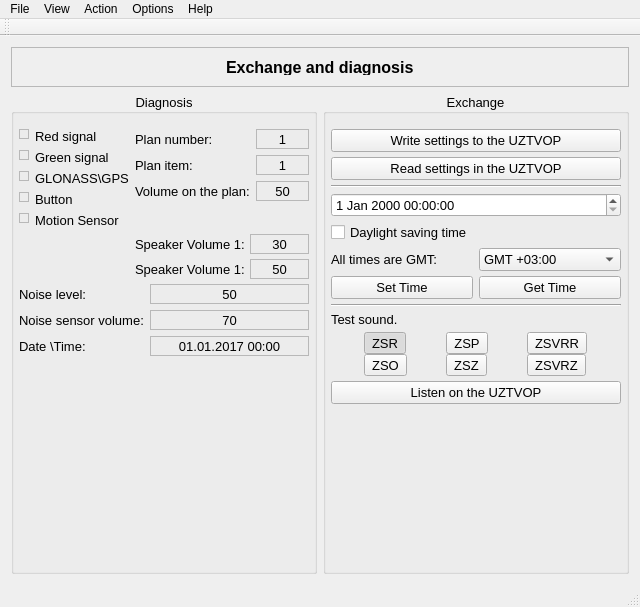
Before: the Qt Designer form mainwindow.ui in tuzhikov/ConfigSoundSetting, drawn with Qt 5.
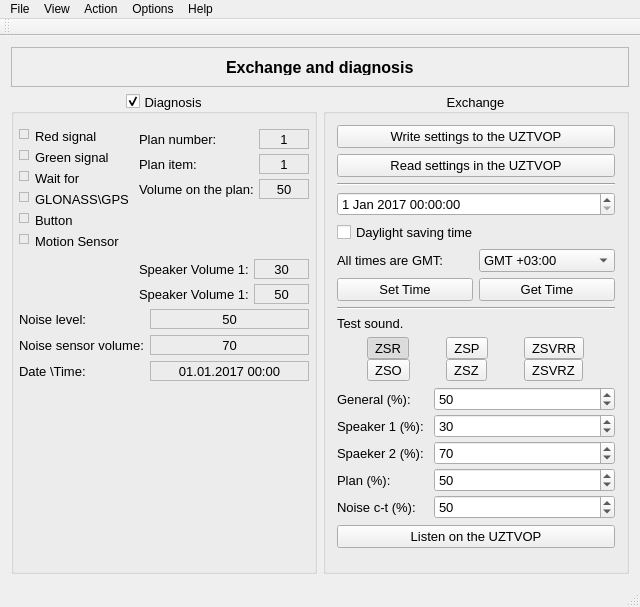
After: the same form once the commit is applied. The open tabs and pages were chosen to show the change. Icons and pictures are not drawn.

The edit to the form file:
```diff
--- a/mainwindow.ui
+++ b/mainwindow.ui
@@ -2153,6 +2153,9 @@
           <property name="alignment">
            <set>Qt::AlignCenter</set>
           </property>
+          <property name="checkable">
+           <bool>true</bool>
+          </property>
           <layout class="QGridLayout" name="gridLayout_10">
            <property name="leftMargin">
             <number>5</number>
@@ -2171,6 +2174,12 @@
            </property>
            <item row="0" column="0">
             <layout class="QFormLayout" name="formLayout_8">
+             <property name="horizontalSpacing">
+              <number>10</number>
+             </property>
+             <property name="verticalSpacing">
+              <number>10</number>
+             </property>
              <item row="0" column="0">
               <layout class="QFormLayout" name="formLayout_7">
                <item row="0" column="0">
@@ -2243,7 +2252,7 @@
                  </property>
                 </widget>
                </item>
-               <item row="2" column="0">
+               <item row="3" column="0">
                 <widget class="QLabel" name="lbOnGPS">
                  <property name="minimumSize">
                   <size>
@@ -2271,14 +2280,14 @@
                  </property>
                 </widget>
                </item>
-               <item row="2" column="1">
+               <item row="3" column="1">
                 <widget class="QLabel" name="label_41">
                  <property name="text">
                   <string>GLONASS\GPS</string>
                  </property>
                 </widget>
                </item>
-               <item row="3" column="0">
+               <item row="4" column="0">
                 <widget class="QLabel" name="lbButtonOn">
                  <property name="minimumSize">
                   <size>
@@ -2306,14 +2315,14 @@
                  </property>
                 </widget>
                </item>
-               <item row="3" column="1">
+               <item row="4" column="1">
                 <widget class="QLabel" name="label_42">
                  <property name="text">
                   <string>Button</string>
                  </property>
                 </widget>
                </item>
-               <item row="4" column="0">
+               <item row="6" column="0">
                 <widget class="QLabel" name="lbMotionSens">
                  <property name="minimumSize">
                   <size>
@@ -2341,17 +2350,52 @@
                  </property>
                 </widget>
                </item>
-               <item row="4" column="1">
+               <item row="6" column="1">
                 <widget class="QLabel" name="label_43">
                  <property name="text">
                   <string>Motion Sensor</string>
                  </property>
                 </widget>
                </item>
+               <item row="2" column="1">
+                <widget class="QLabel" name="label_54">
+                 <property name="text">
+                  <string>Wait for</string>
+                 </property>
+                </widget>
+               </item>
+               <item row="2" column="0">
+                <widget class="QLabel" name="lbWait">
+                 <property name="minimumSize">
+                  <size>
+                   <width>10</width>
+                   <height>10</height>
+                  </size>
+                 </property>
+                 <property name="maximumSize">
+                  <size>
+                   <width>10</width>
+                   <height>10</height>
+                  </size>
+                 </property>
+                 <property name="frameShape">
+                  <enum>QFrame::StyledPanel</enum>
+                 </property>
+                 <property name="text">
+                  <string/>
+                 </property>
+                </widget>
+               </item>
               </layout>
              </item>
              <item row="0" column="1">
               <layout class="QFormLayout" name="formLayout_4">
+               <property name="horizontalSpacing">
+                <number>5</number>
+               </property>
+               <property name="verticalSpacing">
+                <number>5</number>
+               </property>
                <item row="0" column="0">
                 <widget class="QLabel" name="label_30">
                  <property name="text">
@@ -2650,21 +2694,6 @@
            <set>Qt::AlignCenter</set>
           </property>
           <layout class="QVBoxLayout" name="verticalLayout_3">
-           <property name="spacing">
-            <number>5</number>
-           </property>
-           <property name="leftMargin">
-            <number>5</number>
-           </property>
-           <property name="topMargin">
-            <number>15</number>
-           </property>
-           <property name="rightMargin">
-            <number>5</number>
-           </property>
-           <property name="bottomMargin">
-            <number>5</number>
-           </property>
            <item>
             <widget class="QPushButton" name="pbWriteProject">
              <property name="text">
@@ -2687,7 +2716,15 @@
             </widget>
            </item>
            <item>
-            <widget class="QDateTimeEdit" name="dateTimeEditConfig"/>
+            <widget class="QDateTimeEdit" name="dateTimeEditConfig">
+             <property name="date">
+              <date>
+               <year>2017</year>
+               <month>1</month>
+               <day>1</day>
+              </date>
+             </property>
+            </widget>
            </item>
            <item>
             <widget class="QCheckBox" name="chbDayLight">
@@ -2700,6 +2737,9 @@
             <layout class="QHBoxLayout" name="horizontalLayout_12">
              <item>
               <widget class="QLabel" name="label_36">
+               <property name="enabled">
+                <bool>true</bool>
+               </property>
                <property name="text">
                 <string>All times are GMT:</string>
                </property>
@@ -3005,6 +3045,116 @@
              </item>
             </layout>
            </item>
+           <item>
+            <layout class="QFormLayout" name="formLayout">
+             <property name="horizontalSpacing">
+              <number>10</number>
+             </property>
+             <property name="verticalSpacing">
+              <number>3</number>
+             </property>
+             <item row="0" column="0">
+              <widget class="QLabel" name="label_56">
+               <property name="text">
+                <string>General (%):</string>
+               </property>
+              </widget>
+             </item>
+             <item row="0" column="1">
+              <widget class="QSpinBox" name="sbTestGeneral">
+               <property name="minimum">
+                <number>0</number>
+               </property>
+               <property name="maximum">
+                <number>100</number>
+               </property>
+               <property name="value">
+                <number>50</number>
+               </property>
+              </widget>
+             </item>
+             <item row="1" column="0">
+              <widget class="QLabel" name="label_57">
+               <property name="text">
+                <string>Speaker 1 (%):</string>
+               </property>
+              </widget>
+             </item>
+             <item row="1" column="1">
+              <widget class="QSpinBox" name="sbTestSpeaker1">
+               <property name="minimum">
+                <number>0</number>
+               </property>
+               <property name="maximum">
+                <number>100</number>
+               </property>
+               <property name="value">
+                <number>30</number>
+               </property>
+              </widget>
+             </item>
+             <item row="2" column="0">
+              <widget class="QLabel" name="label_58">
+               <property name="text">
+                <string>Spaeker 2 (%):</string>
+               </property>
+              </widget>
+             </item>
+             <item row="2" column="1">
+              <widget class="QSpinBox" name="sbTestSpeaker2">
+               <property name="minimum">
+                <number>0</number>
+               </property>
+               <property name="maximum">
+                <number>100</number>
+               </property>
+               <property name="value">
+                <number>70</number>
+               </property>
+              </widget>
+             </item>
+             <item row="3" column="0">
+              <widget class="QLabel" name="label_59">
+               <property name="text">
+                <string>Plan (%):</string>
+               </property>
+              </widget>
+             </item>
+             <item row="3" column="1">
+              <widget class="QSpinBox" name="sbTestPlan">
+               <property name="minimum">
+                <number>0</number>
+               </property>
+               <property name="maximum">
+                <number>100</number>
+               </property>
+               <property name="value">
+                <number>50</number>
+               </property>
+              </widget>
+             </item>
+             <item row="4" column="0">
+              <widget class="QLabel" name="label_55">
+               <property name="text">
+                <string>Noise c-t (%):</string>
+               </property>
+              </widget>
+             </item>
+             <item row="4" column="1">
+              <widget class="QSpinBox" name="sbTestNoise">
+               <property name="minimum">
+                <number>0</number>
+               </property>
+               <property name="maximum">
+                <number>100</number>
+               </property>
+               <property name="value">
+                <number>50</number>
+               </property>
+              </widget>
+             </item>
+            </layout>
+           </item>
            <item>
             <widget class="QPushButton" name="pbPlayTest">
              <property name="text">
```
Left out of the diff: 17 changed lines with no effect on the pictures.
